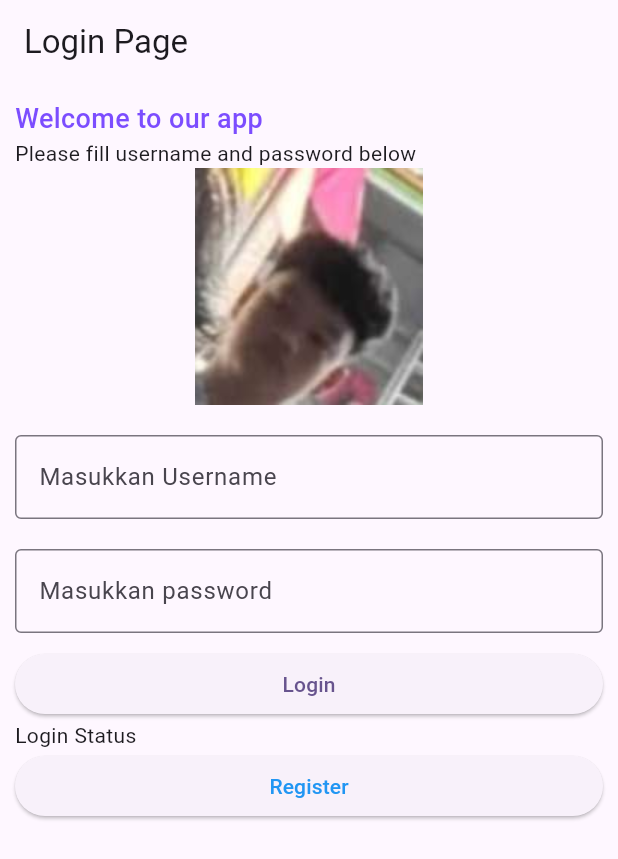
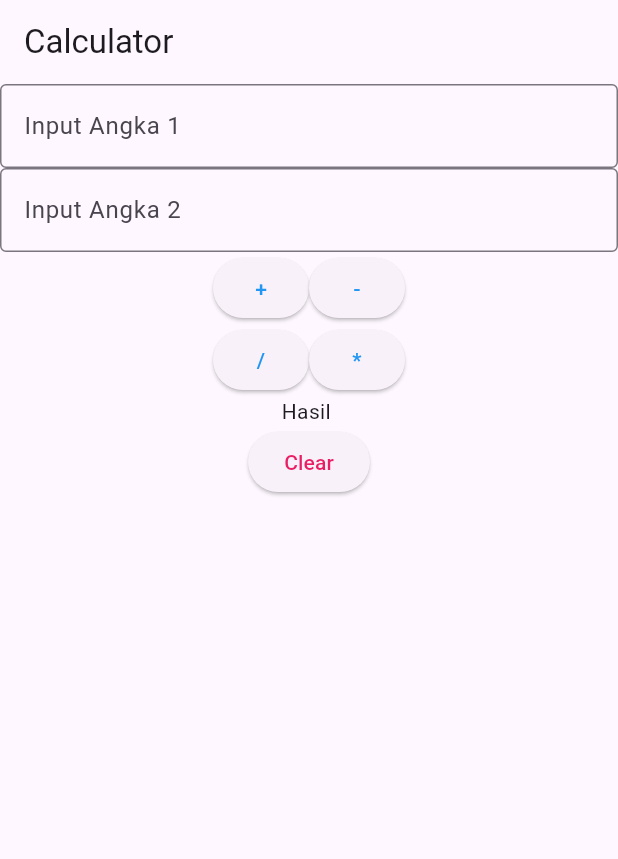
Before and after one commit to Mythiosss/flutterRegisterPage, a Flutter app: the screen it shows after launch, on a phone screen of 412 x 824 dp. Shown: the top 859 px of the screen. Run offline on Flutter 3.47's test engine with Material 3 defaults, Android fonts, the phone set to English and light mode, and no system bars; our stand-ins replace get.

Commit message:
calculator

```diff
--- /dev/null
+++ b/lib/controllers/calculator_controller.dart
@@ -0,0 +1,50 @@
+import 'package:flutter/material.dart';
+import 'package:get/get.dart';
+
+class CalculatorController extends GetxController{
+  final txtangka1 = TextEditingController();
+  final txtangka2 = TextEditingController();
+  var textHasil = "".obs;
+
+  void tambah(){
+    int angka1 = int.parse(txtangka1.text);
+    int angka2 = int.parse(txtangka2.text);
+
+    int hasilJumlah = angka1 + angka2;
+    print("hasil jumlah " + hasilJumlah.toString());
+    textHasil.value = hasilJumlah.toString();
+  }
+
+  void kurang (){
+    int angka1 = int.parse(txtangka1.text);
+    int angka2 = int.parse(txtangka2.text);
+
+    int hasilKurang = angka1 - angka2;
+    print("hasil kurang " + hasilKurang.toString());
+    textHasil.value = hasilKurang.toString();
+  }
+
+  void kali (){
+    int angka1 = int.parse(txtangka1.text);
+    int angka2 = int.parse(txtangka2.text);
+
+    int hasilKali = angka1 * angka2;
+    print("hasil kali " + hasilKali.toString());
+    textHasil.value = hasilKali.toString();
+  }
+
+  void bagi (){
+    int angka1 = int.parse(txtangka1.text);
+    int angka2 = int.parse(txtangka2.text);
+
+    double hasilBagi = angka1 / angka2;
+    print("hasil bagi " + hasilBagi.toString());
+    textHasil.value = hasilBagi.toString();
+  }
+
+  void clear (){
+    txtangka1.clear();
+    txtangka2.clear();
+    textHasil.value = "";
+  }
+}
--- a/lib/login_page.dart
+++ b/lib/login_page.dart
@@ -1,7 +1,7 @@
-import 'dart:developer';
-
 import 'package:flutter/material.dart';
 import 'package:latihan1_11pplg2/register_page.dart';
+import 'package:latihan1_11pplg2/widgets/custom_button.dart';
+import 'package:latihan1_11pplg2/widgets/custom_text.dart';
 
 class LoginPage extends StatefulWidget {
   const LoginPage({super.key});
@@ -25,12 +25,11 @@ class _LoginPageState extends State<LoginPage> {
           crossAxisAlignment: CrossAxisAlignment.start,
 
           children: [
-            Text("Welcome to our app", style: TextStyle(
-              fontSize: 18,
-              fontWeight: FontWeight.w500,
-              color: Colors.deepPurpleAccent,
-            ),),
-            Text("Please fill username and password below"),
+            CustomText(myText: "Welcome to our app", myStyle : const TextStyle(
+              color: Colors.blue,
+              fontSize: 20,
+            ) ),
+            CustomText(myText: "Login Page", myStyle: TextStyle()),
 
             Center(
               child: Image.asset(
@@ -58,9 +57,11 @@ class _LoginPageState extends State<LoginPage> {
                   border: OutlineInputBorder(),
               ),),
             ),
-            SizedBox(
-              width: double.infinity,
-              child :ElevatedButton(onPressed: (){
+
+            CustomButton(
+              myText: "Login",
+              myColor: Colors.blue,
+              onPressed: () {
                 if(txtPassword.text == "admin" && txtUsername.text == "admin"){
                   setState(() {
                     statuslogin = "Login berhasil";
@@ -70,25 +71,16 @@ class _LoginPageState extends State<LoginPage> {
                     statuslogin = "Login gagal";
                   });
                 }
-                log("status $statuslogin");
               },
-              child: Text("Login",))
-            ),
+              ),
+
+            CustomButton(
+              myText: "Register",
+              myColor: Colors.red,
+              onPressed: () {
+
+              } ),
             Text(statuslogin),
-            SizedBox(
-              width: double.infinity,
-              child: ElevatedButton(onPressed: (){
-                Navigator.push(
-                  context,
-                  MaterialPageRoute(builder: (context) => const RegisterPage())
-                );
-                }, child: Text("Register",
-                style: TextStyle(
-                  color: Colors.blue,
-                ),
-               )
-              ),
-            )
           ],
         ),
       ),
--- a/lib/main.dart
+++ b/lib/main.dart
@@ -1,5 +1,7 @@
 import 'package:flutter/material.dart';
+import 'package:get/get_navigation/src/root/get_material_app.dart';
 import 'package:latihan1_11pplg2/login_page.dart';
+import 'package:latihan1_11pplg2/pages/calculator_page.dart';
 
 void main() {
   runApp(const MyApp());
@@ -11,12 +13,12 @@ class MyApp extends StatelessWidget {
   // This widget is the root of your application.
   @override
   Widget build(BuildContext context) {
-    return MaterialApp(
+    return GetMaterialApp(
       title: 'Flutter Demo',
       theme: ThemeData(
         colorScheme: ColorScheme.fromSeed(seedColor: Colors.deepPurple),
       ),
-      home: LoginPage(),
+      home: CalculatorPage(),
     );
   }
 }
--- /dev/null
+++ b/lib/pages/calculator_page.dart
@@ -0,0 +1,59 @@
+import 'package:flutter/material.dart';
+import 'package:get/get.dart';
+import 'package:latihan1_11pplg2/controllers/calculator_controller.dart';
+import 'package:latihan1_11pplg2/widgets/custom_button.dart';
+import 'package:latihan1_11pplg2/widgets/custom_textbox.dart';
+
+class CalculatorPage extends StatefulWidget {
+  CalculatorPage({super.key});
+
+  final CalculatorController calculatorController = Get.put(CalculatorController());
+
+  @override
+  State<CalculatorPage> createState() => _CalculatorPageState();
+}
+
+class _CalculatorPageState extends State<CalculatorPage> {
+  @override
+  Widget build(BuildContext context) {
+    return Scaffold(
+      appBar: AppBar(title: Text("Calculator"),),
+      body: Column(
+        children: [
+          Customtb(hint: "Input Angka 1", controller: widget.calculatorController.txtangka1, password: false, isNumber: true,),
+          Customtb(hint: "Input Angka 2", controller: widget.calculatorController.txtangka2, password: false, isNumber: true,),
+          Container(
+
+          ),
+          Row(
+            mainAxisAlignment: MainAxisAlignment.center,
+            children: [
+              CustomButton(myText: "+", myColor: Colors.blue, onPressed: () {
+                widget.calculatorController.tambah();
+              },),
+              CustomButton(myText: "-", myColor: Colors.blue, onPressed: () {
+                widget.calculatorController.kurang();
+              },)
+            ],
+          ),
+          Row(
+            mainAxisAlignment: MainAxisAlignment.center,
+            children: [
+              CustomButton(myText: "/", myColor: Colors.blue, onPressed: () {
+                widget.calculatorController.bagi();
+              },),
+              CustomButton(myText: "*", myColor: Colors.blue, onPressed: () {
+                widget.calculatorController.kali();
+              },),
+            ],
+
+          ),
+          Obx(() => Text("Hasil " + widget.calculatorController.textHasil.value),),
+          CustomButton(myText: "Clear", myColor: Colors.pink, onPressed: () {
+
+          },)
+        ],
+      ),
+    );
+  }
+}
--- a/lib/register_page.dart
+++ b/lib/register_page.dart
@@ -30,12 +30,12 @@
                 Customtb(
                   hint: "Username atau Email",
                   controller: usernameController,
-                  password: false,
+                  password: false, isNumber: false,
                 ),
                 Customtb(
                   hint: "Password",
                   controller: passwordController,
-                  password: true,
+                  password: true, isNumber: false,
                 ),
                 TextField(
                   controller: dateController,
--- /dev/null
+++ b/lib/widgets/custom_button.dart
@@ -0,0 +1,19 @@
+import 'package:flutter/material.dart';
+
+class CustomButton extends StatelessWidget {
+
+  final String myText;
+  final Color myColor;
+  final VoidCallback onPressed;
+
+  const CustomButton({
+    required this.myText,
+    required this.myColor,
+    required this.onPressed
+    });
+
+  @override
+  Widget build(BuildContext context) {
+    return ElevatedButton(onPressed: onPressed, child: Text(myText, style: TextStyle(color: myColor),));
+  }
+}
--- a/lib/widgets/custom_textbox.dart
+++ b/lib/widgets/custom_textbox.dart
@@ -1,21 +1,25 @@
 import 'package:flutter/material.dart';
+import 'package:flutter/services.dart';
 
 class Customtb extends StatelessWidget {
   final String hint;
   final TextEditingController controller;
   final bool password;
+  final bool isNumber;
 
 
   const Customtb({
-    Key? key,
     required this.hint,
     required this.controller,
     required this.password,
+    required this.isNumber,
   });
 
   @override
   Widget build(BuildContext context) {
     return TextField(
+      keyboardType: isNumber ? TextInputType.number : TextInputType.text,
+      inputFormatters: isNumber ? [FilteringTextInputFormatter.digitsOnly] : [],
       controller: controller,
       obscureText: password,
       decoration: InputDecoration(
--- a/pubspec.yaml
+++ b/pubspec.yaml
@@ -34,6 +34,7 @@ dependencies:
   # The following adds the Cupertino Icons font to your application.
   # Use with the CupertinoIcons class for iOS style icons.
   cupertino_icons: ^1.0.8
+  get: ^4.7.2
 
 dev_dependencies:
   flutter_test:
```
Also changed, not shown: lib/widgets/custom_text.dart (added, +16 -0 lines), pubspec.lock.
